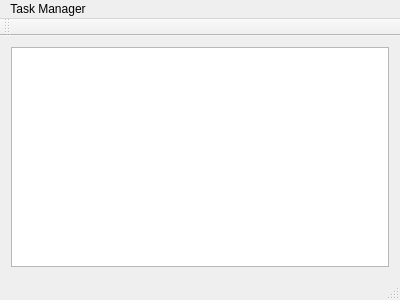
monti-tls/organizer, file mainwindow.ui: the form before one commit.
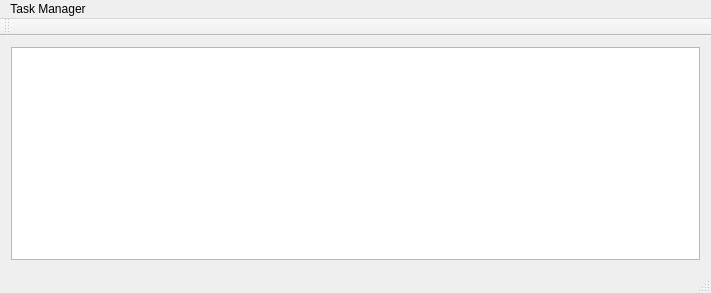
The form after the commit. Custom widgets are drawn as their Qt base class.

```diff
--- a/mainwindow.ui
+++ b/mainwindow.ui
@@ -6,8 +6,8 @@
    <rect>
     <x>0</x>
     <y>0</y>
-    <width>400</width>
-    <height>300</height>
+    <width>711</width>
+    <height>293</height>
    </rect>
   </property>
   <property name="windowTitle">
@@ -35,7 +35,7 @@
     <rect>
      <x>0</x>
      <y>0</y>
-     <width>400</width>
+     <width>711</width>
      <height>20</height>
     </rect>
    </property>
```
Left out of the diff: 3 changed lines with no effect on the pictures.
